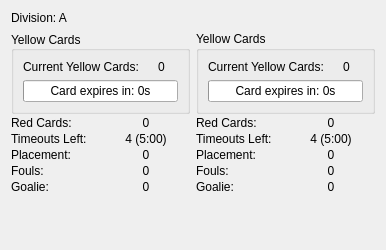
This is src/ra/refereeinfowidget.ui in robotics-erlangen/framework as Qt 5 draws it before an edit. The edited form follows.
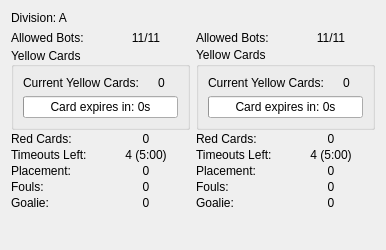
This is the edited form.

Commit message:
ra: refereeinfowidget: add currently on field / allowed robots
This hardcodes 11 as the maximum robot count, which should be fixed in the
future after updating the ssl-game-controller protobuf packages.

What changed in the file:
```diff
--- a/src/ra/refereeinfowidget.ui
+++ b/src/ra/refereeinfowidget.ui
@@ -34,6 +34,27 @@
        <property name="leftMargin">
         <number>0</number>
        </property>
+       <item>
+        <layout class="QHBoxLayout" name="horizontalLayout_7">
+         <item>
+          <widget class="QLabel" name="allowedBotsLabelYellow">
+           <property name="text">
+            <string>Allowed Bots:</string>
+           </property>
+          </widget>
+         </item>
+         <item>
+          <widget class="QLabel" name="allowedBotsYellow">
+           <property name="text">
+            <string>11/11</string>
+           </property>
+           <property name="alignment">
+            <set>Qt::AlignCenter</set>
+           </property>
+          </widget>
+         </item>
+        </layout>
+       </item>
        <item>
         <widget class="QGroupBox" name="yellowCardGroupYellow">
          <property name="title">
@@ -213,6 +234,27 @@
        <property name="rightMargin">
         <number>0</number>
        </property>
+       <item>
+        <layout class="QHBoxLayout" name="horizontalLayout_6">
+         <item>
+          <widget class="QLabel" name="allowedBotsLabelBlue">
+           <property name="text">
+            <string>Allowed Bots:</string>
+           </property>
+          </widget>
+         </item>
+         <item>
+          <widget class="QLabel" name="allowedBotsBlue">
+           <property name="text">
+            <string>11/11</string>
+           </property>
+           <property name="alignment">
+            <set>Qt::AlignCenter</set>
+           </property>
+          </widget>
+         </item>
+        </layout>
+       </item>
        <item>
         <widget class="QGroupBox" name="yellowCardGroupBlue">
          <property name="sizePolicy">
```
The commit also changes 2 other files.
